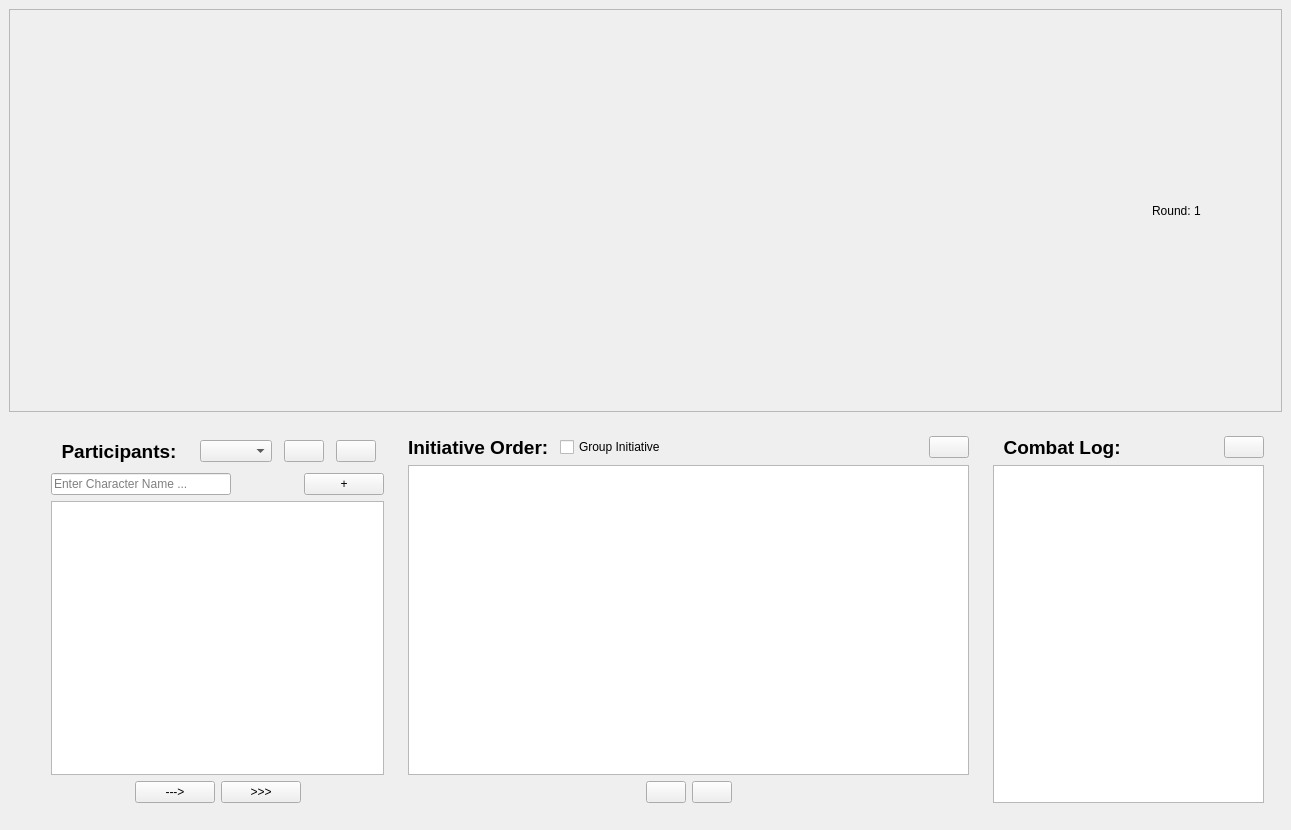
BreeDurbin/cyrus, file src/ui/CyrusDialog.ui: the form before one commit.
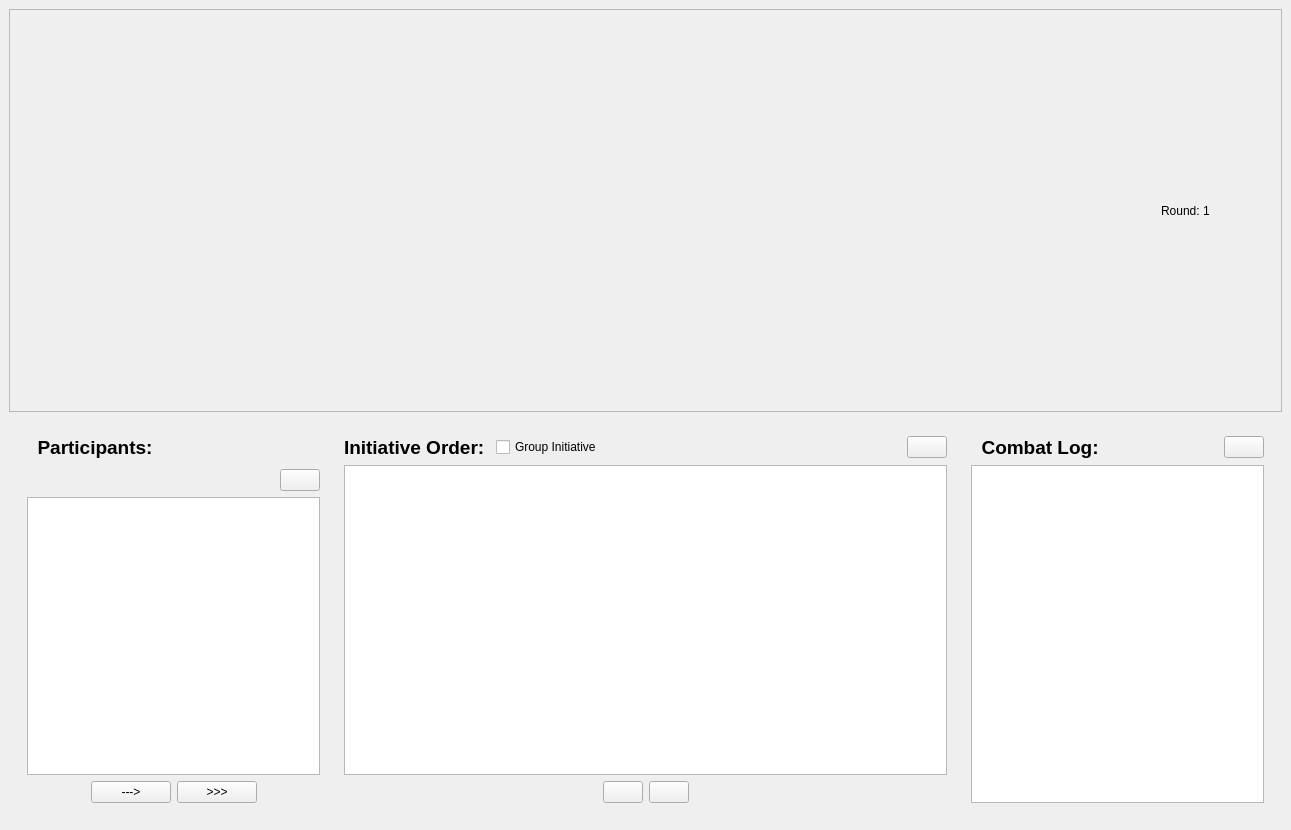
The form after the commit. Icons and pictures are not drawn. Custom widgets are drawn as their Qt base class.

Commit message: Added in inline add roster member

```diff
--- a/src/ui/CyrusDialog.ui
+++ b/src/ui/CyrusDialog.ui
@@ -51,6 +51,15 @@
        <enum>QFrame::Shadow::Raised</enum>
       </property>
       <layout class="QHBoxLayout" name="horizontalLayout_2">
+       <property name="spacing">
+        <number>0</number>
+       </property>
+       <property name="leftMargin">
+        <number>0</number>
+       </property>
+       <property name="rightMargin">
+        <number>0</number>
+       </property>
        <item>
         <spacer name="horizontalSpacer_6">
          <property name="orientation">
@@ -88,32 +97,23 @@
     </item>
     <item>
      <widget class="QFrame" name="initiativeFrame">
-      <layout class="QHBoxLayout" name="outerHorizontalLayout" stretch="0,1,2,1">
-       <item>
-        <widget class="QFrame" name="iconSelectorFrame">
-         <layout class="QVBoxLayout" name="IconSelectorLayout">
-          <item>
-           <widget class="IconSelector" name="iconSelector" native="true"/>
-          </item>
-         </layout>
-        </widget>
-       </item>
+      <layout class="QHBoxLayout" name="outerHorizontalLayout" stretch="1,2,1">
        <item>
         <widget class="QFrame" name="rosterFrame">
          <layout class="QVBoxLayout" name="controlPanelVerticalLayout">
           <item>
            <layout class="QHBoxLayout" name="participantsLabelLayout">
             <property name="spacing">
-             <number>12</number>
+             <number>6</number>
             </property>
             <property name="leftMargin">
              <number>0</number>
             </property>
             <property name="topMargin">
-             <number>4</number>
+             <number>0</number>
             </property>
             <property name="rightMargin">
-             <number>8</number>
+             <number>0</number>
             </property>
             <property name="bottomMargin">
              <number>4</number>
@@ -133,51 +133,35 @@
                </font>
               </property>
               <property name="text">
-               <string>  Participants:  </string>
+               <string>  Participants:</string>
               </property>
              </widget>
             </item>
             <item>
-             <widget class="QComboBox" name="rosterGroupsComboBox"/>
-            </item>
-            <item>
-             <widget class="QPushButton" name="loadButton">
-              <property name="text">
-               <string/>
+             <spacer name="horizontalSpacer_9">
+              <property name="orientation">
+               <enum>Qt::Orientation::Horizontal</enum>
               </property>
-             </widget>
-            </item>
-            <item>
-             <widget class="QPushButton" name="saveButton">
-              <property name="text">
-               <string/>
+              <property name="sizeHint" stdset="0">
+               <size>
+                <width>40</width>
+                <height>20</height>
+               </size>
               </property>
-             </widget>
+             </spacer>
             </item>
            </layout>
           </item>
           <item>
            <layout class="QHBoxLayout" name="horizontalLayout_4">
             <item>
-             <widget class="QLineEdit" name="characterNameLineEdit">
-              <property name="sizePolicy">
-               <sizepolicy hsizetype="Minimum" vsizetype="Fixed">
-                <horstretch>0</horstretch>
-                <verstretch>0</verstretch>
-               </sizepolicy>
-              </property>
+             <widget class="CyrusComboBox" name="rosterGroupsComboBox" native="true">
               <property name="minimumSize">
                <size>
-                <width>180</width>
-                <height>0</height>
+                <width>120</width>
+                <height>20</height>
                </size>
               </property>
-              <property name="text">
-               <string/>
-              </property>
-              <property name="placeholderText">
-               <string>Enter Character Name ...</string>
-              </property>
              </widget>
             </item>
             <item>
@@ -194,21 +178,9 @@
              </spacer>
             </item>
             <item>
-             <widget class="QPushButton" name="addCharacterButton">
-              <property name="sizePolicy">
-               <sizepolicy hsizetype="Fixed" vsizetype="Minimum">
-                <horstretch>0</horstretch>
-                <verstretch>0</verstretch>
-               </sizepolicy>
-              </property>
-              <property name="minimumSize">
-               <size>
-                <width>0</width>
-                <height>0</height>
-               </size>
-              </property>
+             <widget class="QPushButton" name="saveButton">
               <property name="text">
-               <string>+</string>
+               <string/>
               </property>
              </widget>
             </item>
@@ -487,12 +459,6 @@
   </widget>
  </widget>
  <customwidgets>
-  <customwidget>
-   <class>IconSelector</class>
-   <extends>QWidget</extends>
-   <header>IconSelector.h</header>
-   <container>1</container>
-  </customwidget>
   <customwidget>
    <class>InitiativeView</class>
    <extends>QListView</extends>
@@ -504,6 +470,17 @@
    <header location="global">PillStepper.h</header>
    <container>1</container>
   </customwidget>
+  <customwidget>
+   <class>CyrusComboBox</class>
+   <extends>QWidget</extends>
+   <header>CyrusComboBox.h</header>
+   <container>1</container>
+  </customwidget>
+  <customwidget>
+   <class>RosterView</class>
+   <extends>QListView</extends>
+   <header>RosterView.h</header>
+  </customwidget>
  </customwidgets>
  <resources>
   <include location="../../asset/icon.qrc"/>
```
Left out of the diff: 6 changed lines with no effect on the pictures. The commit also changes 111 other files.
